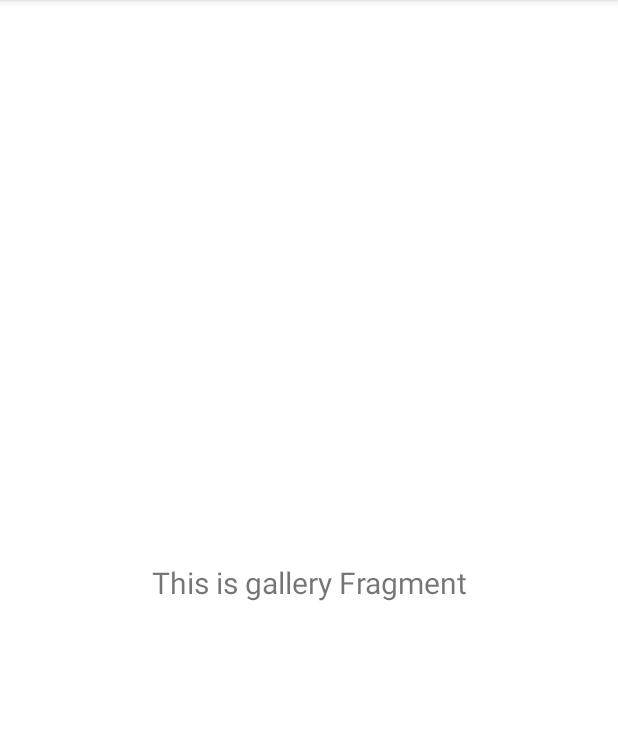
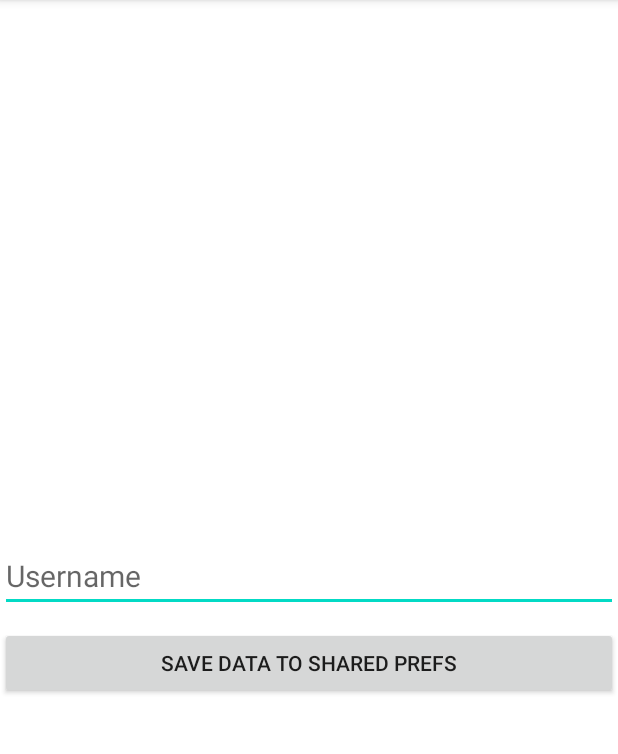
Before and after one commit to shqipdonmehmeti/RemoteDataProject_Gr2, an Android app: the fragment GalleryFragment shown on its own in the app's theme, on a phone screen of 412 x 824 dp, the part 84-838 px from its top. Run offline under Robolectric (Android 15) with nearby library versions, the phone set to English and light mode, and no system bars.

Commit message:
shared prefs

```diff
--- a/app/src/main/java/com/example/remotedataproject_gr2/ui/gallery/GalleryFragment.kt
+++ b/app/src/main/java/com/example/remotedataproject_gr2/ui/gallery/GalleryFragment.kt
@@ -1,42 +1,37 @@
 package com.example.remotedataproject_gr2.ui.gallery
 
+import android.content.Context
 import android.os.Bundle
 import android.view.LayoutInflater
 import android.view.View
 import android.view.ViewGroup
-import android.widget.TextView
 import androidx.fragment.app.Fragment
-import androidx.lifecycle.ViewModelProvider
 import com.example.remotedataproject_gr2.databinding.FragmentGalleryBinding
 
 class GalleryFragment : Fragment() {
 
-    private var _binding: FragmentGalleryBinding? = null
-
-    // This property is only valid between onCreateView and
-    // onDestroyView.
-    private val binding get() = _binding!!
+    private lateinit var binding: FragmentGalleryBinding
 
     override fun onCreateView(
         inflater: LayoutInflater,
         container: ViewGroup?,
         savedInstanceState: Bundle?
     ): View {
-        val galleryViewModel =
-            ViewModelProvider(this).get(GalleryViewModel::class.java)
-
-        _binding = FragmentGalleryBinding.inflate(inflater, container, false)
-        val root: View = binding.root
-
-        val textView: TextView = binding.textGallery
-        galleryViewModel.text.observe(viewLifecycleOwner) {
-            textView.text = it
-        }
-        return root
+        binding = FragmentGalleryBinding.inflate(inflater, container, false)
+        return binding.root
     }
 
-    override fun onDestroyView() {
-        super.onDestroyView()
-        _binding = null
+    override fun onViewCreated(view: View, savedInstanceState: Bundle?) {
+        super.onViewCreated(view, savedInstanceState)
+        binding.btnSaveData.setOnClickListener {
+            val usernameValue = binding.etUsername.text.toString()
+            val sharedPreferences = requireContext().getSharedPreferences("shared_prefs", Context.MODE_PRIVATE)
+            sharedPreferences.edit().apply {
+                putString("username",usernameValue)
+                apply() // we use instead of commit() to work async (background)
+            }
+        }
     }
+
+
 }
--- a/app/src/main/res/layout/fragment_gallery.xml
+++ b/app/src/main/res/layout/fragment_gallery.xml
@@ -6,17 +6,23 @@
     android:layout_height="match_parent"
     tools:context=".ui.gallery.GalleryFragment">
 
-    <TextView
-        android:id="@+id/text_gallery"
+    <EditText
+        android:id="@+id/etUsername"
         android:layout_width="match_parent"
         android:layout_height="wrap_content"
-        android:layout_marginStart="8dp"
-        android:layout_marginTop="8dp"
-        android:layout_marginEnd="8dp"
-        android:textAlignment="center"
         android:textSize="20sp"
+        android:hint="Username"
         app:layout_constraintBottom_toBottomOf="parent"
         app:layout_constraintEnd_toEndOf="parent"
         app:layout_constraintStart_toStartOf="parent"
         app:layout_constraintTop_toTopOf="parent" />
+
+    <androidx.appcompat.widget.AppCompatButton
+        android:id="@+id/btnSaveData"
+        android:layout_width="match_parent"
+        android:layout_height="wrap_content"
+        android:text="Save data to shared prefs"
+        android:layout_marginTop="10dp"
+        app:layout_constraintTop_toBottomOf="@id/etUsername"
+        />
 </androidx.constraintlayout.widget.ConstraintLayout>
```
Also changed, not shown: app/src/main/java/com/example/remotedataproject_gr2/ui/home/HomeFragment.kt (+7 -0 lines), app/src/main/java/com/example/remotedataproject_gr2/ui/slideshow/SlideshowFragment.kt (+11 -20 lines), app/src/main/res/layout/fragment_home.xml (+9 -0 lines), app/src/main/res/layout/fragment_slideshow.xml (+10 -5 lines).
